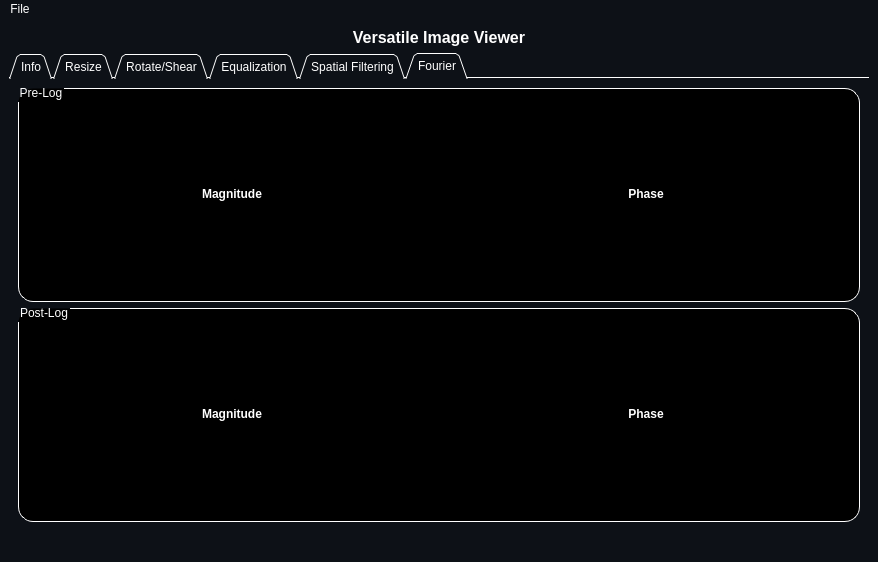
First picture: the form in resources/MainWindow.ui, repository Zeyad-Alo/DICOM-Viewer, before the edit.
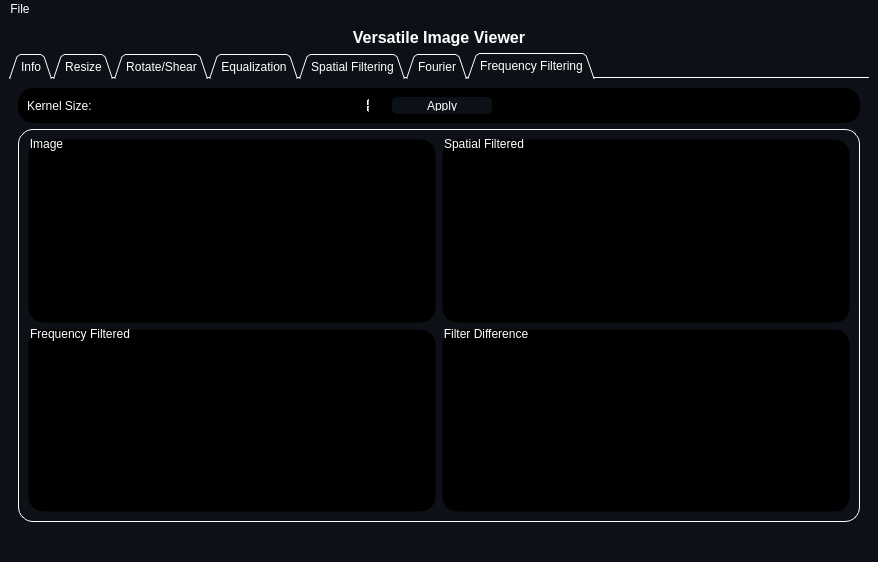
Second picture: the form after the edit. Icons and pictures are not drawn.

Commit message: frequency filtering + region selection

```diff
--- a/resources/MainWindow.ui
+++ b/resources/MainWindow.ui
@@ -38,7 +38,7 @@
        <enum>QTabWidget::Triangular</enum>
       </property>
       <property name="currentIndex">
-       <number>5</number>
+       <number>6</number>
       </property>
       <property name="documentMode">
        <bool>true</bool>
@@ -1692,6 +1692,270 @@
         </item>
        </layout>
       </widget>
+      <widget class="QWidget" name="tab_7">
+       <attribute name="title">
+        <string>Frequency Filtering</string>
+       </attribute>
+       <layout class="QGridLayout" name="gridLayout_8">
+        <item row="1" column="0">
+         <widget class="QGroupBox" name="main_groupBox_9">
+          <property name="styleSheet">
+           <string notr="true">QGroupBox {
+background-color: rgb(13, 17, 23);
+border: 1.2px solid #ffffff;
+border-style: outset;
+border-radius: 15px;
+}
+QGroupBox::title  {
+    subcontrol-origin: margin;
+    subcontrol-position: top left;
+    padding: -5px 0px 0px 0px;
+    color: rgb(255, 255, 255);
+}</string>
+          </property>
+          <property name="title">
+           <string/>
+          </property>
+          <layout class="QGridLayout" name="gridLayout_14">
+           <item row="3" column="0">
+            <widget class="QGroupBox" name="controls_groupBox_10">
+             <property name="styleSheet">
+              <string notr="true">background-color: black;
+border-color: transparent;</string>
+             </property>
+             <property name="title">
+              <string>Frequency Filtered</string>
+             </property>
+             <layout class="QGridLayout" name="gridLayout_16">
+              <item row="1" column="0">
+               <layout class="QVBoxLayout" name="ff_freq_box"/>
+              </item>
+             </layout>
+            </widget>
+           </item>
+           <item row="2" column="0">
+            <layout class="QVBoxLayout" name="verticalLayout_15">
+             <property name="spacing">
+              <number>0</number>
+             </property>
+             <item>
+              <widget class="QGroupBox" name="controls_groupBox_8">
+               <property name="styleSheet">
+                <string notr="true">background-color: black;
+border-color: transparent;</string>
+               </property>
+               <property name="title">
+                <string>Image</string>
+               </property>
+               <layout class="QGridLayout" name="gridLayout_11">
+                <item row="0" column="0">
+                 <layout class="QVBoxLayout" name="verticalLayout_18">
+                  <item>
+                   <layout class="QVBoxLayout" name="ff_original_box"/>
+                  </item>
+                 </layout>
+                </item>
+               </layout>
+              </widget>
+             </item>
+            </layout>
+           </item>
+           <item row="2" column="1">
+            <layout class="QVBoxLayout" name="verticalLayout_17">
+             <item>
+              <widget class="QGroupBox" name="controls_groupBox_9">
+               <property name="styleSheet">
+                <string notr="true">background-color: black;
+border-color: transparent;</string>
+               </property>
+               <property name="title">
+                <string>Spatial Filtered</string>
+               </property>
+               <layout class="QGridLayout" name="gridLayout_15">
+                <item row="1" column="0">
+                 <layout class="QVBoxLayout" name="ff_spatial_box"/>
+                </item>
+               </layout>
+              </widget>
+             </item>
+            </layout>
+           </item>
+           <item row="3" column="1">
+            <widget class="QGroupBox" name="controls_groupBox_11">
+             <property name="styleSheet">
+              <string notr="true">background-color: black;
+border-color: transparent;</string>
+             </property>
+             <property name="title">
+              <string>Filter Difference</string>
+             </property>
+             <layout class="QGridLayout" name="gridLayout_17">
+              <item row="1" column="0">
+               <layout class="QVBoxLayout" name="ff_diff_box"/>
+              </item>
+             </layout>
+            </widget>
+           </item>
+          </layout>
+         </widget>
+        </item>
+        <item row="0" column="0">
+         <widget class="QWidget" name="" native="true">
+          <property name="maximumSize">
+           <size>
+            <width>16777215</width>
+            <height>35</height>
+           </size>
+          </property>
+          <property name="styleSheet">
+           <string notr="true">QWidget {
+background-color: rgb(0, 0, 0);
+border: 0;
+border-radius: 15px;
+}</string>
+          </property>
+          <layout class="QHBoxLayout" name="horizontalLayout_17">
+           <item>
+            <layout class="QHBoxLayout" name="horizontalLayout_30">
+             <item>
+              <widget class="QLabel" name="label_13">
+               <property name="maximumSize">
+                <size>
+                 <width>16777215</width>
+                 <height>20</height>
+                </size>
+               </property>
+               <property name="text">
+                <string>Kernel Size:   </string>
+               </property>
+              </widget>
+             </item>
+             <item>
+              <widget class="QSlider" name="ff_kernel_slider">
+               <property name="minimumSize">
+                <size>
+                 <width>200</width>
+                 <height>0</height>
+                </size>
+               </property>
+               <property name="maximumSize">
+                <size>
+                 <width>200</width>
+                 <height>16777215</height>
+                </size>
+               </property>
+               <property name="styleSheet">
+                <string notr="true">QSlider{
+    background-color: transparent;
+}
+
+QSlider::handle {
+    background-color: qradialgradient(
+        cx: 0.7, cy: 1.4, fx: 0.7, fy: 1.4,
+        radius: 1, stop: 0 #fff, stop: 1 #424242
+        );
+	border-radius: 2px;
+    height: 40px;
+    width: 40px;
+    margin: -15px 0px;
+    }
+
+QSlider::handle::hover{
+	border: inset;
+	 background-color: qradialgradient(
+        cx: 0.7, cy: 1.4, fx: 0.7, fy: 1.4,
+        radius: 1, stop: 0 #bbb, stop: 1 #000
+        );}</string>
+               </property>
+               <property name="minimum">
+                <number>1</number>
+               </property>
+               <property name="maximum">
+                <number>101</number>
+               </property>
+               <property name="singleStep">
+                <number>2</number>
+               </property>
+               <property name="pageStep">
+                <number>2</number>
+               </property>
+               <property name="sliderPosition">
+                <number>1</number>
+               </property>
+               <property name="orientation">
+                <enum>Qt::Horizontal</enum>
+               </property>
+               <property name="tickPosition">
+                <enum>QSlider::TicksBelow</enum>
+               </property>
+               <property name="tickInterval">
+                <number>5</number>
+               </property>
+              </widget>
+             </item>
+             <item>
+              <widget class="QLCDNumber" name="ff_lcd">
+               <property name="maximumSize">
+                <size>
+                 <width>16777215</width>
+                 <height>24</height>
+                </size>
+               </property>
+               <property name="intValue" stdset="0">
+                <number>1</number>
+               </property>
+              </widget>
+             </item>
+            </layout>
+           </item>
+           <item>
+            <widget class="QPushButton" name="ff_apply">
+             <property name="minimumSize">
+              <size>
+               <width>100</width>
+               <height>0</height>
+              </size>
+             </property>
+             <property name="styleSheet">
+              <string notr="true">QPushButton {
+    border-radius: 5px;
+    border-style: outset;
+    background: rgb(12, 17, 24);
+	padding: 3;
+    }
+
+QPushButton:hover {
+    background: rgb(63, 95, 127)
+    }
+
+QPushButton:pressed {
+    border-style: inset;
+    background:rgb(20, 20, 20)
+    }</string>
+             </property>
+             <property name="text">
+              <string>Apply</string>
+             </property>
+            </widget>
+           </item>
+           <item>
+            <spacer name="horizontalSpacer_9">
+             <property name="orientation">
+              <enum>Qt::Horizontal</enum>
+             </property>
+             <property name="sizeHint" stdset="0">
+              <size>
+               <width>40</width>
+               <height>20</height>
+              </size>
+             </property>
+            </spacer>
+           </item>
+          </layout>
+         </widget>
+        </item>
+       </layout>
+      </widget>
      </widget>
     </item>
    </layout>
```
The commit also changes 9 other files.
